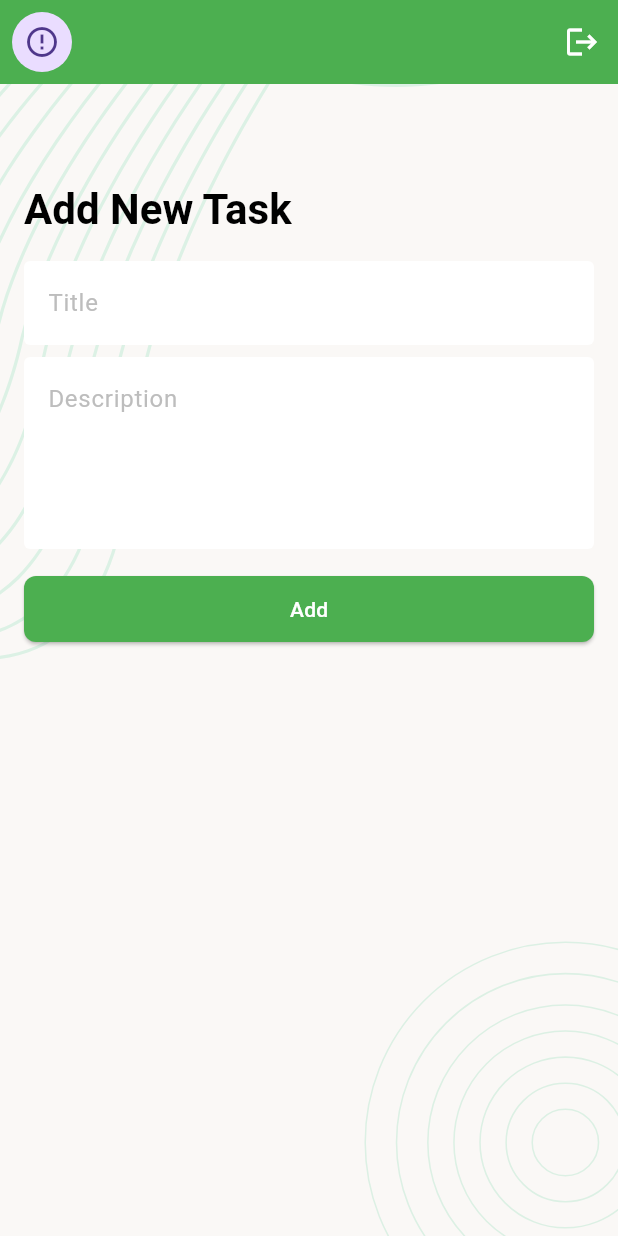
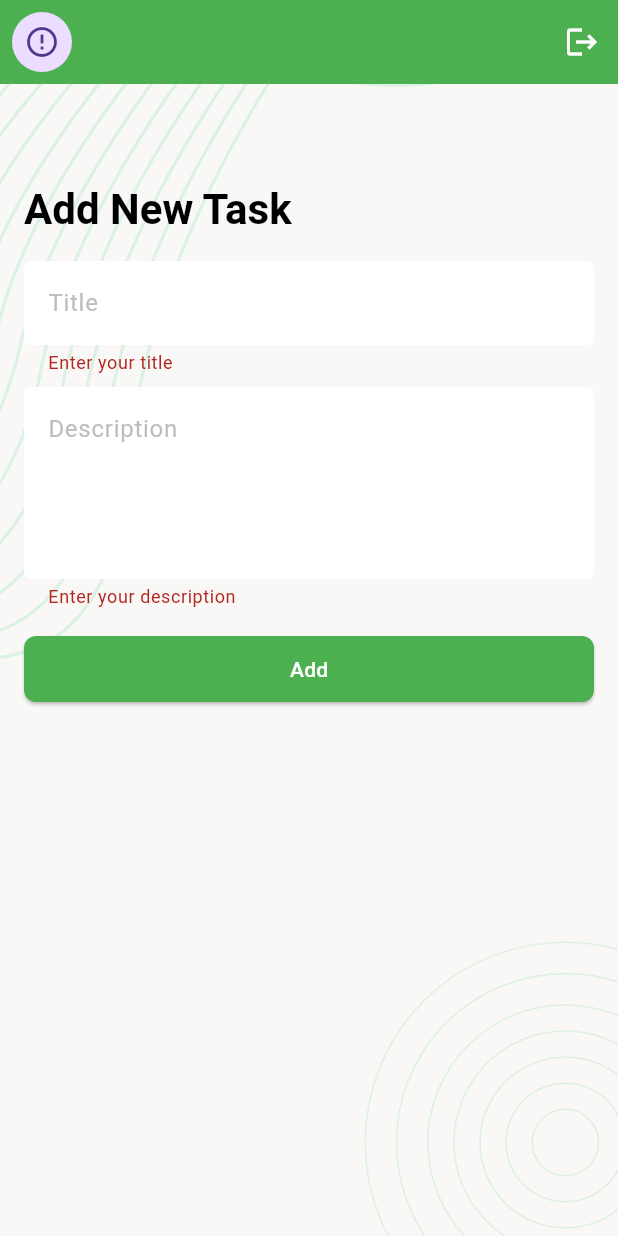
Before and after one commit to oliulalam/task_manager_app, a Flutter app: the AddNewTaskScreen screen opened directly, after a tap on "Add", on a phone screen of 412 x 824 dp. Run offline on Flutter 3.47's test engine with Material 3 defaults, Android fonts, the phone set to English and light mode, and no system bars; drawn by our look-alikes of cached_network_image; our stand-ins replace flutter_svg, pin_code_fields, shared_preferences; accounts and stored records are empty; network calls fail.

Commit message:
get task completed

```diff
--- /dev/null
+++ b/lib/data/models/task_model.dart
@@ -0,0 +1,27 @@
+class TaskModel {
+  String? sId;
+  String? title;
+  String? description;
+  String? status;
+  String? createdDate;
+
+  TaskModel({this.sId, this.title, this.description, this.status, this.createdDate});
+
+  TaskModel.fromJson(Map<String, dynamic> json) {
+    sId = json['_id'];
+    title = json['title'];
+    description = json['description'];
+    status = json['status'];
+    createdDate = json['createdDate'];
+  }
+
+  Map<String, dynamic> toJson() {
+    final Map<String, dynamic> data = <String, dynamic>{};
+    data['_id'] = sId;
+    data['title'] = title;
+    data['description'] = description;
+    data['status'] = status;
+    data['createdDate'] = createdDate;
+    return data;
+  }
+}
--- a/lib/data/network_caller/network_caller.dart
+++ b/lib/data/network_caller/network_caller.dart
@@ -1,6 +1,7 @@
 import 'dart:convert';
 import 'package:flutter/cupertino.dart';
 import 'package:http/http.dart' as http;
+import 'package:task_manager_app/ui/controllers/auth_cotroller.dart';
 
 import '../models/network_response.dart';
 
@@ -8,7 +9,9 @@ class NetworkCaller {
   // ✅ GET Request
   static Future<NetworkResponse> getRequest(String url) async {
     try {
-      final response = await http.get(Uri.parse(url));
+      final response = await http.get(Uri.parse(url), headers: {
+        'token': AuthController.accessToken,
+      });
 
       if (response.statusCode == 200) {
         final decodedData = jsonDecode(response.body);
@@ -42,6 +45,7 @@ class NetworkCaller {
         Uri.parse(url),
         headers: {
           'Content-Type': 'application/json',
+          'token': AuthController.accessToken,
         },
         body: jsonEncode(body),
       );
--- a/lib/data/utlitles/urls.dart
+++ b/lib/data/utlitles/urls.dart
@@ -2,6 +2,8 @@ class Urls{
   static const String _baseUrl = 'https://task.teamrabbil.com/api/v1';
   static const String registration = '$_baseUrl/registration';
   static const String login = '$_baseUrl/login';
+  static const String createTask = '$_baseUrl/createTask';
+  static const String newTask = '$_baseUrl/listTaskByStatus/New';
 
 
 }
--- a/lib/ui/controllers/auth_cotroller.dart
+++ b/lib/ui/controllers/auth_cotroller.dart
@@ -24,7 +24,7 @@ class AuthController{
   static Future<void> saveUserData(UserModel user) async{
     SharedPreferences sharedPreferences = await SharedPreferences.getInstance();
     sharedPreferences.setString(_userDataKey, jsonEncode(user.toJson()));
-
+    userData = user;
   }
 
   static Future<UserModel?> getUserData() async{
--- a/lib/ui/screens/add_new_task_screen.dart
+++ b/lib/ui/screens/add_new_task_screen.dart
@@ -1,6 +1,12 @@
 import 'package:flutter/material.dart';
+import 'package:task_manager_app/data/models/network_response.dart';
+import 'package:task_manager_app/data/network_caller/network_caller.dart';
+import 'package:task_manager_app/data/utlitles/urls.dart';
 import 'package:task_manager_app/ui/widgets/background_widget.dart';
 import 'package:task_manager_app/ui/widgets/profile_app_bar.dart';
+import 'package:task_manager_app/ui/widgets/snack_bar_message.dart';
+
+import '../controllers/auth_cotroller.dart';
 
 class AddNewTaskScreen extends StatefulWidget {
   const AddNewTaskScreen({super.key});
@@ -10,6 +16,13 @@ class AddNewTaskScreen extends StatefulWidget {
 }
 
 class _AddNewTaskScreenState extends State<AddNewTaskScreen> {
+  final TextEditingController _titleTEController = TextEditingController();
+  final TextEditingController _descriptionTEController =
+      TextEditingController();
+
+  final GlobalKey<FormState> _formKey = GlobalKey<FormState>();
+  bool _addNewTaskInPorogress = false;
+
   @override
   Widget build(BuildContext context) {
     return Scaffold(
@@ -18,36 +31,99 @@ class _AddNewTaskScreenState extends State<AddNewTaskScreen> {
         child: SingleChildScrollView(
           child: Padding(
             padding: const EdgeInsets.all(16),
-            child: Column(
-              crossAxisAlignment: CrossAxisAlignment.start,
-              children: [
-                SizedBox(height: 50,),
-                Text("Add New Task", style: Theme.of(context).textTheme.titleLarge,),
-                SizedBox(height: 16,),
-                TextFormField(
-                  decoration: InputDecoration(
-                    hintText: 'Title'
+            child: Form(
+              key: _formKey,
+              child: Column(
+                crossAxisAlignment: CrossAxisAlignment.start,
+                children: [
+                  SizedBox(height: 50),
+                  Text(
+                    "Add New Task",
+                    style: Theme.of(context).textTheme.titleLarge,
                   ),
-                ),
-                SizedBox(height: 8,),
-                TextFormField(
-                  maxLines: 4,
-                  decoration: InputDecoration(
-                      hintText: 'Description'
+                  SizedBox(height: 16),
+                  TextFormField(
+                    controller: _titleTEController,
+                    decoration: InputDecoration(hintText: 'Title'),
+                    validator: (String? value) {
+                      if (value?.isEmpty ?? true) {
+                        return 'Enter your title';
+                      }
+                      return null;
+                    },
                   ),
-                ),
-                SizedBox(height: 16,),
+                  SizedBox(height: 8),
+                  TextFormField(
+                    controller: _descriptionTEController,
+                    maxLines: 4,
+                    decoration: InputDecoration(hintText: 'Description'),
+                    validator: (String? value) {
+                      if (value?.isEmpty ?? true) {
+                        return 'Enter your description';
+                      }
+                      return null;
+                    },
+                  ),
+                  SizedBox(height: 16),
 
-                ElevatedButton(
-                  onPressed: (){},
-                  child: Text("Add"),
-                )
-
-              ],
+                  Visibility(
+                    visible: _addNewTaskInPorogress == false,
+                    replacement: Center(child: CircularProgressIndicator()),
+                    child: ElevatedButton(
+                      onPressed: () {
+                        if (_formKey.currentState!.validate()) {
+                          debugPrint('Access Token: ${AuthController.accessToken}');
+                          _addNewTask();
+                        }
+                      },
+                      child: Text("Add"),
+                    ),
+                  ),
+                ],
+              ),
             ),
           ),
         ),
       ),
     );
   }
+
+  Future<void> _addNewTask() async {
+    _addNewTaskInPorogress = true;
+    if (mounted) {
+      setState(() {});
+    }
+
+    Map<String, dynamic> requestData = {
+      "title": _titleTEController.text.trim(),
+      "description": _descriptionTEController.text,
+      "status": "New",
+    };
+
+    NetworkResponse response = await NetworkCaller.postRequest(
+      Urls.createTask,
+      requestData,
+    );
+
+    _addNewTaskInPorogress = false;
+    if (mounted) {
+      setState(() {});
+    }
+
+    if (response.isSuccess) {
+      _clearTextFields();
+      if (mounted) {
+        showSnackBarMessage(context, 'New task added');
+      }
+    } else {
+      if (mounted) {
+        showSnackBarMessage(context, 'New task add failed! try again', true);
+      }
+    }
+  }
+
+  void _clearTextFields() {
+    _titleTEController.clear();
+    _descriptionTEController.clear();
+  }
 }
--- a/lib/ui/screens/cancelled_task_screen.dart
+++ b/lib/ui/screens/cancelled_task_screen.dart
@@ -17,7 +17,7 @@ class _CancelledTaskScreenState extends State<CancelledTaskScreen> {
       body: ListView.builder(
         itemCount: 5,
         itemBuilder: (context, index){
-          return TaskItem();
+          // return TaskItem();
         },
       ),
     );
--- a/lib/ui/screens/completed_task_screen.dart
+++ b/lib/ui/screens/completed_task_screen.dart
@@ -17,7 +17,7 @@ class _CompletedTaskScreenState extends State<CompletedTaskScreen> {
       body: ListView.builder(
         itemCount: 5,
         itemBuilder: (context, index){
-          return TaskItem();
+          // return TaskItem();
         },
       ),
     );
--- a/lib/ui/screens/in_progress_task_screen.dart
+++ b/lib/ui/screens/in_progress_task_screen.dart
@@ -16,7 +16,7 @@ class _InProgressTaskScreenState extends State<InProgressTaskScreen> {
       body: ListView.builder(
         itemCount: 5,
         itemBuilder: (context, index){
-          return TaskItem();
+          // return TaskItem();
         },
       ),
     );
```
Also changed, not shown: lib/data/models/task_list_wrapper_model.dart (added, +27 -0 lines), lib/ui/screens/new_task_screen.dart (+58 -4 lines), lib/ui/widgets/task_item.dart (+8 -5 lines).
